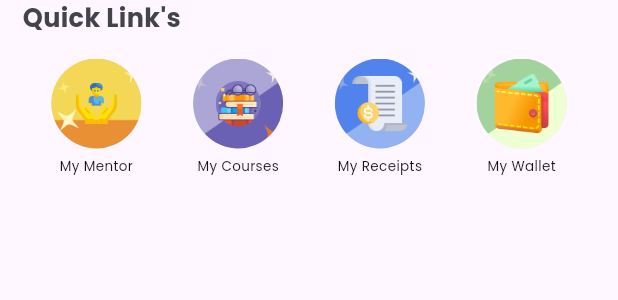
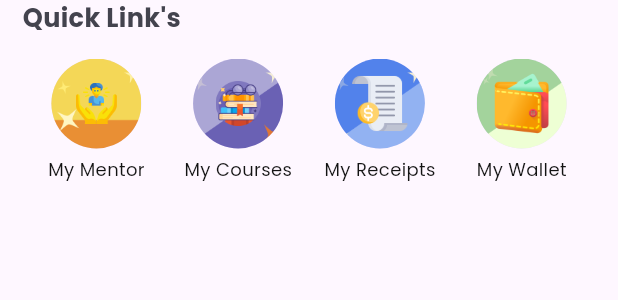
Before and after one commit to Team-NEXT-INDIA/VITAP--V2, a Flutter app: the MyButtonsView widget shown alone on an empty page, opened directly, on a phone screen of 412 x 824 dp. Shown: the top 300 px of the screen. Run offline on Flutter 3.47's test engine with Material 2 defaults, Android fonts, the light colour scheme and no system bars; our stand-ins replace animate_do, barcode_widget, carousel_slider, flip_card, flutter_inner_drawer, font_awesome_flutter and 3 more; network calls fail; project files that could hold a hidden picture were left out.

Commit message:
Adjusted Font size for quick links

```diff
--- a/lib/screens/Student/Homepage/components/MyButton.dart
+++ b/lib/screens/Student/Homepage/components/MyButton.dart
@@ -19,6 +19,7 @@ class _MyButtonsViewState extends State<MyButtonsView> {
     double containerwidth = MediaQuery.of(context).size.width * 0.15;
 
     var iconHeight = 30.0;
+    double subFontSize = 12;
     return Column(
       children: [
         Padding(
@@ -83,7 +84,7 @@ class _MyButtonsViewState extends State<MyButtonsView> {
                     "My Mentor",
                     style: SafeGoogleFont(
                       'Poppins',
-                      fontSize: 09,
+                      fontSize: subFontSize,
                       fontWeight: FontWeight.w400,
                       color: Color(0xff131313),
                     ),
@@ -116,7 +117,7 @@ class _MyButtonsViewState extends State<MyButtonsView> {
                     "My Courses",
                     style: SafeGoogleFont(
                       'Poppins',
-                      fontSize: 09,
+                      fontSize: subFontSize,
                       fontWeight: FontWeight.w400,
                       color: Color(0xff131313),
                     ),
@@ -149,7 +150,7 @@ class _MyButtonsViewState extends State<MyButtonsView> {
                     "My Receipts",
                     style: SafeGoogleFont(
                       'Poppins',
-                      fontSize: 09,
+                      fontSize: subFontSize,
                       fontWeight: FontWeight.w400,
                       color: Color(0xff131313),
                     ),
@@ -182,7 +183,7 @@ class _MyButtonsViewState extends State<MyButtonsView> {
                     "My Wallet",
                     style: SafeGoogleFont(
                       'Poppins',
-                      fontSize: 09,
+                      fontSize: subFontSize,
                       fontWeight: FontWeight.w400,
                       color: Color(0xff131313),
                     ),
```
